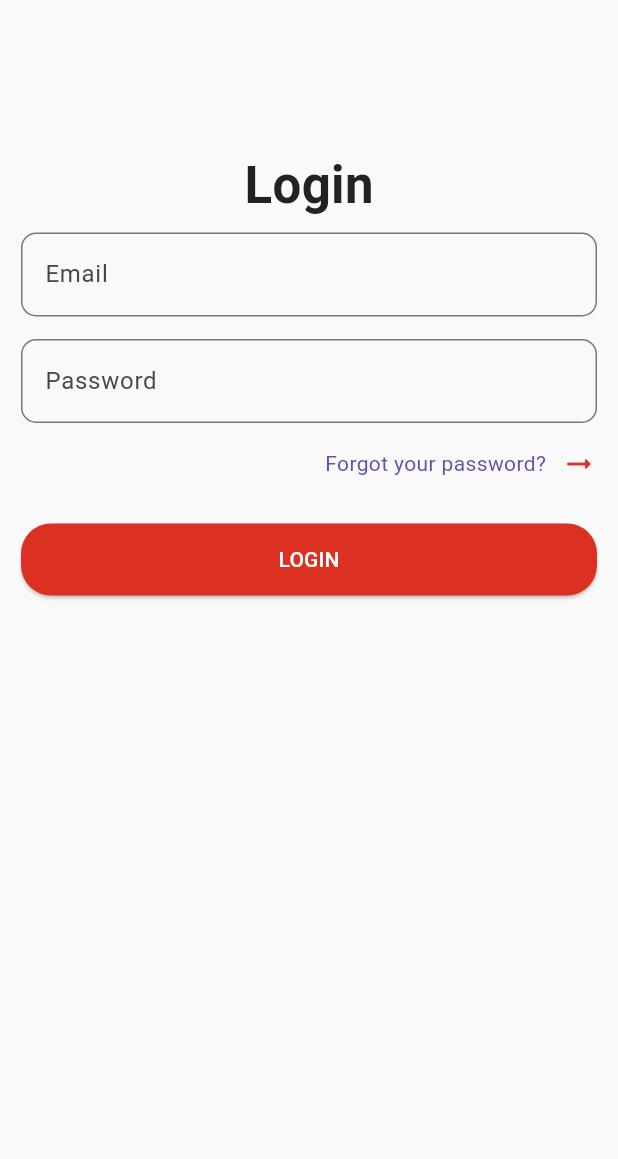
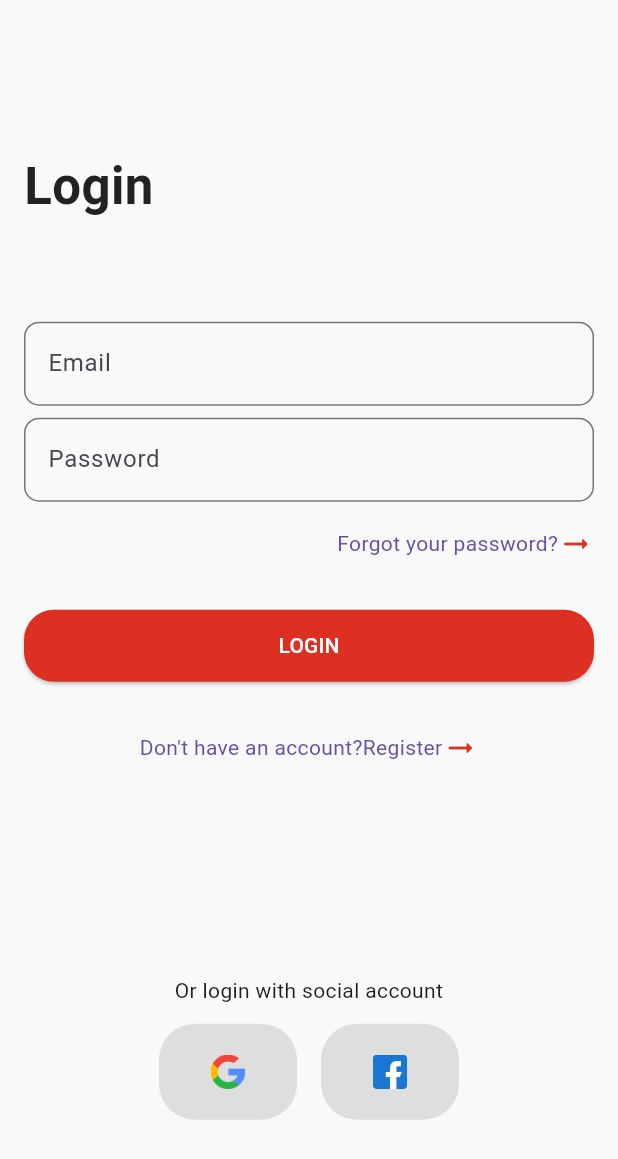
Before and after one commit to Abdelfatah-Darwish/Flutter-Ecommerce-App, a Flutter app: the screen it shows after launch, on a phone screen of 412 x 824 dp. Shown: the top 1159 px of the screen. Run offline on Flutter 3.47's test engine with Material 3 defaults, Android fonts, the phone set to English and light mode, and no system bars; Roboto replaces fonts that are missing (Metropolis).

Commit message:
login page done

```diff
--- a/lib/views/pages/login_page.dart
+++ b/lib/views/pages/login_page.dart
@@ -1,8 +1,8 @@
 import 'package:e_commerce_app/utilities/styles.dart';
 import 'package:e_commerce_app/utilities/widgets/text_form_field.dart';
 import 'package:e_commerce_app/views/widgets/primary_button.dart';
+import 'package:e_commerce_app/views/widgets/social_account_button.dart';
 import 'package:flutter/material.dart';
-import 'package:flutter/widgets.dart';
 
 class LoginPage extends StatefulWidget {
   const LoginPage({super.key});
@@ -22,17 +22,25 @@ class _LoginPageState extends State<LoginPage> {
   Widget build(BuildContext context) {
     return Scaffold(
       body: SafeArea(
+        child: SingleChildScrollView(
           child: Padding(
-          padding: const EdgeInsets.only(left: 14.0, top: 106.0, right: 14.0),
+            padding: EdgeInsets.only(
+                left: 16,
+                top: MediaQuery.of(context).size.height * 0.130,
+                //top: 106,
+                right: 16),
             child: Form(
               key: _formKey,
               child: Column(
                 children: [
-                Text(
+                  Align(
+                    alignment: Alignment.centerLeft,
+                    child: Text(
                       'Login',
                       style: Styles.headline,
                     ),
-                const SizedBox(height: 15),
+                  ),
+                  SizedBox(height: MediaQuery.of(context).size.height * 0.089),
                   CustomTextField(
                     controller: _usernameController,
                     focusNode: _usernameFocusNode,
@@ -40,7 +48,7 @@ class _LoginPageState extends State<LoginPage> {
                     labelText: 'Email',
                     validator: 'Please enter your email',
                   ),
-                const SizedBox(height: 15),
+                  const SizedBox(height: 8),
                   CustomTextField(
                     controller: _passwordController,
                     focusNode: _passwordFocusNode,
@@ -48,7 +56,7 @@ class _LoginPageState extends State<LoginPage> {
                     labelText: 'Password',
                     validator: 'Please enter your password',
                   ),
-                const SizedBox(height: 15),
+                  const SizedBox(height: 16),
                   Row(
                     mainAxisAlignment: MainAxisAlignment.end,
                     children: [
@@ -57,7 +65,8 @@ class _LoginPageState extends State<LoginPage> {
                           Navigator.push(
                             context,
                             MaterialPageRoute(
-                            builder: (context) => const Text('Forgot Password'),
+                              builder: (context) =>
+                                  const Text('Forgot Password'),
                             ),
                           );
                         },
@@ -69,7 +78,6 @@ class _LoginPageState extends State<LoginPage> {
                           ),
                         ),
                       ),
-                    const SizedBox(width: 10),
                       Icon(
                         Icons.arrow_right_alt_rounded,
                         size: 24,
@@ -77,7 +85,7 @@ class _LoginPageState extends State<LoginPage> {
                       ),
                     ],
                   ),
-                const SizedBox(height: 28),
+                  const SizedBox(height: 32),
                   PrimaryButton(
                     text: 'LOGIN',
                     onPressed: () {
@@ -91,8 +99,59 @@ class _LoginPageState extends State<LoginPage> {
                       );
                     },
                   ),
-                const Spacer(),
+                  const SizedBox(height: 32),
+                  Row(
+                    mainAxisAlignment: MainAxisAlignment.center,
+                    children: [
+                      InkWell(
+                        onTap: () {
+                          Navigator.push(
+                            context,
+                            MaterialPageRoute(
+                              builder: (context) =>
+                                  const Text('Forgot Password'),
+                            ),
+                          );
+                        },
+                        child: Text(
+                          'Don\'t have an account?Register',
+                          style: TextStyle(
+                            color: Theme.of(context).colorScheme.primary,
+                            // decoration: TextDecoration.underline,
+                          ),
+                        ),
+                      ),
+                      Icon(
+                        Icons.arrow_right_alt_rounded,
+                        size: 24,
+                        color: Theme.of(context).primaryColor,
+                      ),
                     ],
+                  ),
+                  SizedBox(height: MediaQuery.of(context).size.height * 0.170),
+                  const Center(
+                    child: Text(
+                      'Or login with social account',
+                      textAlign: TextAlign.center,
+                    ),
+                  ),
+                  const SizedBox(height: 12),
+                  const Row(
+                    children: [
+                      Spacer(),
+                      SocialAccountButton(
+                        iconImage: 'assets/images/google.png',
+                      ),
+                      SizedBox(width: 16),
+                      SocialAccountButton(
+                        iconImage: 'assets/images/facebook.png',
+                      ),
+                      Spacer(),
+                    ],
+                  ),
+                  SizedBox(height: MediaQuery.of(context).size.height * 0.070),
+                ],
+              ),
             ),
           ),
         ),
--- /dev/null
+++ b/lib/views/widgets/social_account_button.dart
@@ -0,0 +1,39 @@
+import 'package:flutter/material.dart';
+
+class SocialAccountButton extends StatelessWidget {
+  const SocialAccountButton({
+    super.key,
+    this.onPressed,
+    required this.iconImage,
+  });
+
+  final void Function()? onPressed;
+  final String iconImage;
+
+  @override
+  Widget build(BuildContext context) {
+    return SizedBox(
+      height: 64,
+      width: 92,
+      child: ElevatedButton(
+        style: ElevatedButton.styleFrom(
+          backgroundColor: Colors.white,
+          shape: RoundedRectangleBorder(
+            borderRadius: BorderRadius.circular(24),
+          ),
+        ),
+        onPressed: onPressed,
+        child: Row(
+          mainAxisAlignment: MainAxisAlignment.center,
+          children: [
+            Image.asset(
+              iconImage,
+              height: 24,
+              width: 23,
+            ),
+          ],
+        ),
+      ),
+    );
+  }
+}
--- a/pubspec.yaml
+++ b/pubspec.yaml
@@ -64,7 +64,7 @@ flutter:
   #   - images/a_dot_ham.jpeg
 
   assets:
-    - assets/
+    - assets/images/
   # An image asset can refer to one or more resolution-specific "variants", see
   # https://flutter.dev/assets-and-images/#resolution-aware
 
```
Also changed, not shown: assets/images/facebook.png (added), assets/images/google.png (added). Lines whose indentation alone changed are shown as unchanged.
